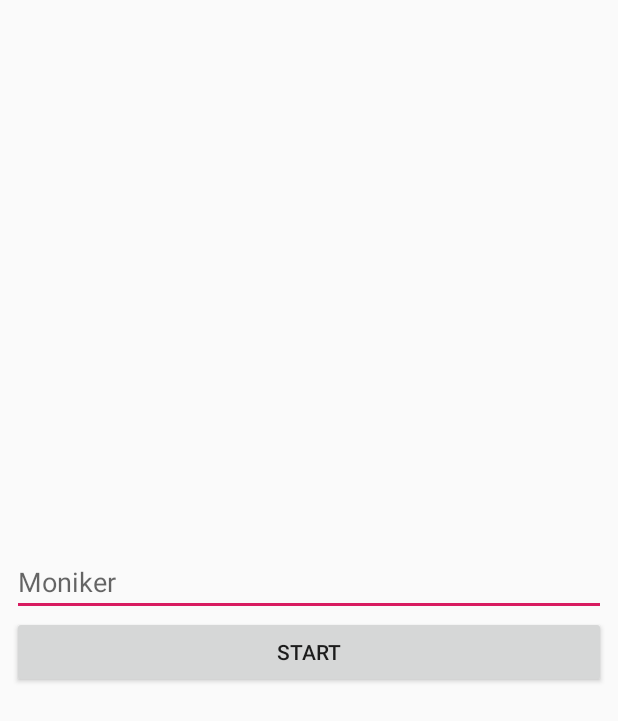
After one commit to mosaicnetworks/babble-android-tutorial, an Android app: the NewChatActivity screen opened directly, with no data from a screen before it, on a phone screen of 412 x 824 dp. The commit adds this screen. Shown: the top 721 px of the screen. Run offline under Robolectric (Android 15) with nearby library versions, the phone set to English and light mode, and no system bars; libraries missing offline, so code that uses them is left out: io.mosaicnetworks.babble.

Commit message:
Initial Stage 2 commit

```diff
--- a/app/build.gradle
+++ b/app/build.gradle
@@ -24,7 +24,10 @@ dependencies {
     implementation 'io.mosaicnetworks:babble:0.1.0'
     implementation 'androidx.appcompat:appcompat:1.1.0'
     implementation 'androidx.constraintlayout:constraintlayout:1.1.3'
+    implementation 'com.google.android.material:material:1.0.0'
     testImplementation 'junit:junit:4.12'
     androidTestImplementation 'androidx.test.ext:junit:1.1.1'
     androidTestImplementation 'androidx.test.espresso:espresso-core:3.2.0'
+    implementation 'com.google.code.gson:gson:2.8.5'
+    implementation 'com.github.stfalcon:chatkit:0.3.3'
 }
--- /dev/null
+++ b/app/src/main/java/io/mosaicnetworks/myfirstapp/MessageObserver.java
@@ -0,0 +1,6 @@
+package io.mosaicnetworks.myfirstapp;
+
+public interface MessageObserver {
+
+    void onMessageReceived(Message message);
+}
--- /dev/null
+++ b/app/src/main/java/io/mosaicnetworks/myfirstapp/MessagingService.java
@@ -0,0 +1,85 @@
+package io.mosaicnetworks.myfirstapp;
+
+import java.util.ArrayList;
+import java.util.List;
+
+import io.mosaicnetworks.babble.discovery.Peer;
+import io.mosaicnetworks.babble.node.BabbleConfig;
+import io.mosaicnetworks.babble.node.BabbleNode;
+import io.mosaicnetworks.babble.node.KeyPair;
+import io.mosaicnetworks.babble.node.LeaveResponseListener;
+
+public class MessagingService {
+
+
+    private static MessagingService instance;
+    private List<MessageObserver> mObservers = new ArrayList<>();
+    private BabbleNode mBabbleNode;
+    private BabbleState mBabbleState;
+    private KeyPair mKeyPair = new KeyPair();
+    private static final int BABBLING_PORT = 6666;
+
+    public static MessagingService getInstance() {
+        if (instance == null) {
+            instance = new MessagingService();
+        }
+        return instance;
+    }
+
+    public void configure(List<Peer> peers, String moniker, String inetAddress) {
+
+        mBabbleState = new BabbleState(new StateObserver() {
+            public void onStateChanged(Message message) {
+                notifyObservers(message);
+            }
+        });
+        // This assumes that the peer list supplied is empty, and we just need to add ourselves to the
+        // peers list.
+        peers.add(new Peer(mKeyPair.publicKey, inetAddress + ":" + BABBLING_PORT, moniker));
+
+
+        try {
+            mBabbleNode = BabbleNode.createWithConfig(peers, mKeyPair.privateKey, inetAddress,
+                    BABBLING_PORT, moniker, mBabbleState,
+                    new BabbleConfig.Builder().logLevel(BabbleConfig.LogLevel.DEBUG).build());
+        } catch (IllegalArgumentException ex) {
+            //The reassignment of mState and mBabbleNode has failed, so leave them as before
+            //TODO: need to catch port in use exception (IOException) and throw others
+            throw new RuntimeException(ex);
+        }
+    }
+
+    public void start() {
+        mBabbleNode.run();
+    }
+
+    public void stop() {
+        mBabbleNode.leave(new LeaveResponseListener() {
+            @Override
+            public void onSuccess() {
+                mBabbleNode = null;
+            }
+        });
+    }
+
+    public void submitMessage(Message message) {
+        mBabbleNode.submitTx(message.toBabbleTx().toBytes());
+    }
+
+
+    public void registerObserver(MessageObserver messageObserver) {
+        if (!mObservers.contains(messageObserver)) {
+            mObservers.add(messageObserver);
+        }
+    }
+
+    public void removeObserver(MessageObserver messageObserver) {
+        mObservers.remove(messageObserver);
+    }
+
+    private void notifyObservers(Message message) {
+        for (MessageObserver observer : mObservers) {
+            observer.onMessageReceived(message);
+        }
+    }
+}
--- /dev/null
+++ b/app/src/main/java/io/mosaicnetworks/myfirstapp/StateObserver.java
@@ -0,0 +1,6 @@
+package io.mosaicnetworks.myfirstapp;
+
+public interface StateObserver {
+
+    void onStateChanged(Message message);
+}
--- /dev/null
+++ b/app/src/main/res/layout/activity_new_chat.xml
@@ -0,0 +1,40 @@
+<?xml version="1.0" encoding="utf-8"?>
+<androidx.constraintlayout.widget.ConstraintLayout xmlns:android="http://schemas.android.com/apk/res/android"
+    xmlns:app="http://schemas.android.com/apk/res-auto"
+    xmlns:tools="http://schemas.android.com/tools"
+    android:layout_width="match_parent"
+    android:layout_height="match_parent"
+    tools:context=".NewChatActivity">
+
+    <LinearLayout
+    android:layout_width="0dp"
+    android:layout_height="wrap_content"
+    android:layout_marginStart="8dp"
+    android:layout_marginLeft="8dp"
+    android:layout_marginTop="8dp"
+    android:layout_marginEnd="8dp"
+    android:layout_marginRight="8dp"
+    android:layout_marginBottom="8dp"
+    android:orientation="vertical"
+    app:layout_constraintBottom_toBottomOf="parent"
+    app:layout_constraintEnd_toEndOf="parent"
+    app:layout_constraintStart_toStartOf="parent"
+    app:layout_constraintTop_toTopOf="parent">
+
+    <EditText
+        android:id="@+id/editText"
+        android:layout_width="match_parent"
+        android:layout_height="wrap_content"
+        android:ems="10"
+        android:hint="@string/moniker"
+        android:inputType="textPersonName" />
+
+    <Button
+        android:id="@+id/button"
+        android:layout_width="match_parent"
+        android:layout_height="wrap_content"
+        android:onClick="startChat"
+        android:text="@string/start" />
+</LinearLayout>
+
+</androidx.constraintlayout.widget.ConstraintLayout>
--- /dev/null
+++ b/app/src/main/res/values/dimens.xml
@@ -0,0 +1,3 @@
+<resources>
+    <dimen name="fab_margin">16dp</dimen>
+</resources>
--- a/app/src/main/res/values/strings.xml
+++ b/app/src/main/res/values/strings.xml
@@ -1,3 +1,11 @@
 <resources>
     <string name="app_name">First Babble Android App</string>
+    <string name="new_chat">New</string>
+    <string name="title_activity_new_chat">New Chat</string>
+    <string name="title_activity_chat">ChatActivity</string>
+    <string name="moniker">Moniker</string>
+    <string name="start">Start</string>
+    <string name="no_moniker_alert_title">No moniker</string>
+    <string name="no_moniker_alert_message">Please enter a moniker!</string>
+    <string name="ok_button">OK</string>
 </resources>
--- a/app/src/main/res/values/styles.xml
+++ b/app/src/main/res/values/styles.xml
@@ -8,4 +8,13 @@
         <item name="colorAccent">@color/colorAccent</item>
     </style>
 
+    <style name="AppTheme.NoActionBar">
+        <item name="windowActionBar">false</item>
+        <item name="windowNoTitle">true</item>
+    </style>
+
+    <style name="AppTheme.AppBarOverlay" parent="ThemeOverlay.AppCompat.Dark.ActionBar" />
+
+    <style name="AppTheme.PopupOverlay" parent="ThemeOverlay.AppCompat.Light" />
+
 </resources>
```
Also changed, not shown: app/src/main/AndroidManifest.xml (+8 -0 lines), app/src/main/java/io/mosaicnetworks/myfirstapp/BabbleState.java (added, +66 -0 lines), app/src/main/java/io/mosaicnetworks/myfirstapp/BabbleTx.java (added, +28 -0 lines), app/src/main/java/io/mosaicnetworks/myfirstapp/ChatActivity.java (added, +16 -0 lines), app/src/main/java/io/mosaicnetworks/myfirstapp/MainActivity.java (+11 -0 lines), app/src/main/java/io/mosaicnetworks/myfirstapp/Message.java (added, +71 -0 lines), app/src/main/java/io/mosaicnetworks/myfirstapp/NewChatActivity.java (added, +64 -0 lines), app/src/main/java/io/mosaicnetworks/myfirstapp/Utils.java (added, +18 -0 lines), app/src/main/res/layout/activity_chat.xml (added, +24 -0 lines), app/src/main/res/layout/activity_main.xml (+22 -6 lines).
